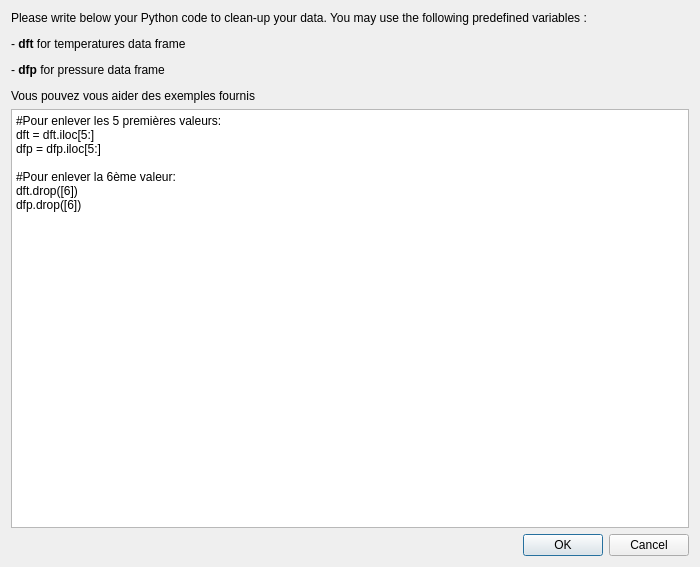
Before: the Qt Designer form molonaviz/dialogcleanup.ui in SandraClodion/projet_molonaviz, drawn with Qt 5.
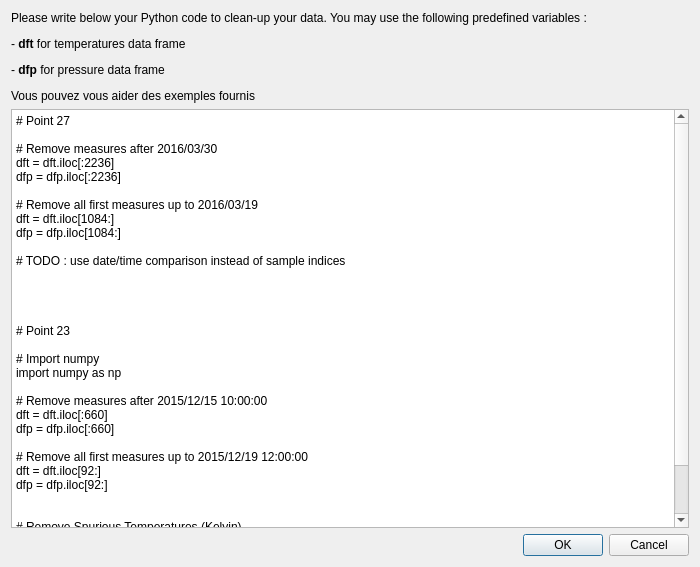
After: the same form once the commit is applied.

```diff
--- a/molonaviz/dialogcleanup.ui
+++ b/molonaviz/dialogcleanup.ui
@@ -36,13 +36,39 @@
    <item>
     <widget class="QPlainTextEdit" name="plainTextEdit">
      <property name="plainText">
-      <string>#Pour enlever les 5 premières valeurs:
-dft = dft.iloc[5:]
-dfp = dfp.iloc[5:]
+      <string># Point 27
 
-#Pour enlever la 6ème valeur:
-dft.drop([6])
-dfp.drop([6])</string>
+# Remove measures after 2016/03/30
+dft = dft.iloc[:2236]
+dfp = dfp.iloc[:2236]
+
+# Remove all first measures up to 2016/03/19
+dft = dft.iloc[1084:]
+dfp = dfp.iloc[1084:]
+
+# TODO : use date/time comparison instead of sample indices
+
+
+
+
+# Point 23
+
+# Import numpy
+import numpy as np
+
+# Remove measures after 2015/12/15 10:00:00
+dft = dft.iloc[:660]
+dfp = dfp.iloc[:660]
+
+# Remove all first measures up to 2015/12/19 12:00:00
+dft = dft.iloc[92:]
+dfp = dfp.iloc[92:]
+
+
+# Remove Spurious Temperatures (Kelvin)
+dft.iloc[:,1:]=np.where((dft.iloc[:,1:]&lt;274), np.NaN, dft.iloc[:,1:])
+dft.iloc[:,1:]=np.where((dft.iloc[:,1:]&gt;304), np.NaN, dft.iloc[:,1:])
+</string>
      </property>
     </widget>
    </item>
```
